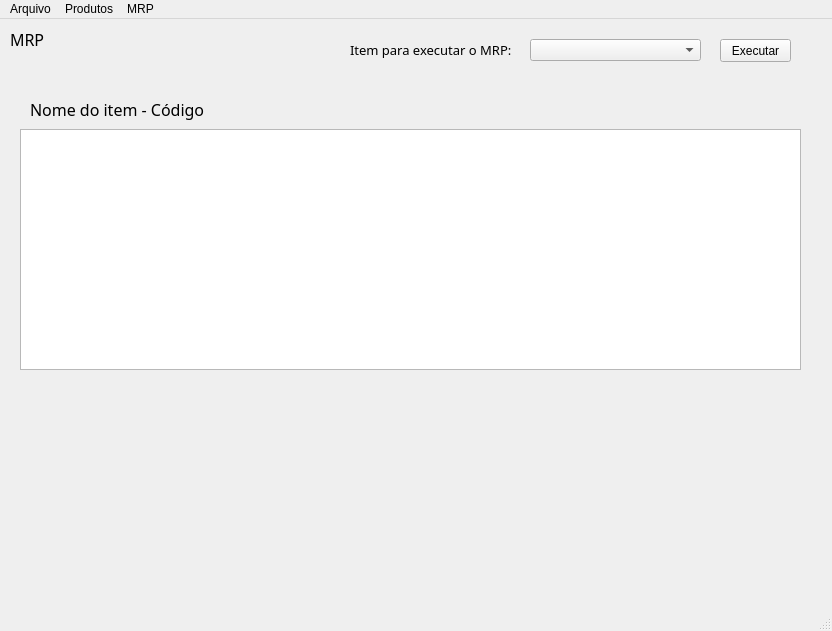
gustavo-moura/MRPSystem, file main.ui: the form before one commit.
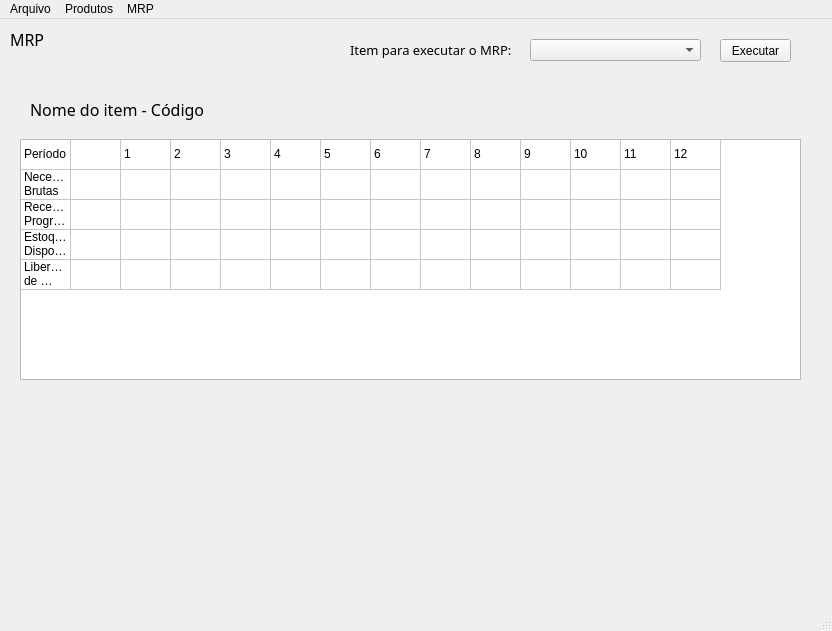
The form after the commit. The open tabs and pages were chosen to show the change.

Diff of the .ui file:
```diff
--- a/main.ui
+++ b/main.ui
@@ -435,11 +435,193 @@
       <property name="geometry">
        <rect>
         <x>20</x>
-        <y>110</y>
+        <y>120</y>
         <width>781</width>
         <height>241</height>
        </rect>
       </property>
+      <property name="rowCount">
+       <number>5</number>
+      </property>
+      <property name="columnCount">
+       <number>14</number>
+      </property>
+      <attribute name="horizontalHeaderVisible">
+       <bool>false</bool>
+      </attribute>
+      <attribute name="horizontalHeaderDefaultSectionSize">
+       <number>50</number>
+      </attribute>
+      <attribute name="verticalHeaderVisible">
+       <bool>false</bool>
+      </attribute>
+      <row/>
+      <row/>
+      <row/>
+      <row/>
+      <row/>
+      <column/>
+      <column/>
+      <column/>
+      <column/>
+      <column/>
+      <column/>
+      <column/>
+      <column/>
+      <column/>
+      <column/>
+      <column/>
+      <column/>
+      <column/>
+      <column/>
+      <item row="0" column="0">
+       <property name="text">
+        <string>Período</string>
+       </property>
+      </item>
+      <item row="0" column="2">
+       <property name="text">
+        <string>1</string>
+       </property>
+      </item>
+      <item row="0" column="3">
+       <property name="text">
+        <string>2</string>
+       </property>
+      </item>
+      <item row="0" column="4">
+       <property name="text">
+        <string>3</string>
+       </property>
+      </item>
+      <item row="0" column="5">
+       <property name="text">
+        <string>4</string>
+       </property>
+      </item>
+      <item row="0" column="6">
+       <property name="text">
+        <string>5</string>
+       </property>
+      </item>
+      <item row="0" column="7">
+       <property name="text">
+        <string>6</string>
+       </property>
+      </item>
+      <item row="0" column="8">
+       <property name="text">
+        <string>7</string>
+       </property>
+      </item>
+      <item row="0" column="9">
+       <property name="text">
+        <string>8</string>
+       </property>
+      </item>
+      <item row="0" column="10">
+       <property name="text">
+        <string>9</string>
+       </property>
+      </item>
+      <item row="0" column="11">
+       <property name="text">
+        <string>10</string>
+       </property>
+      </item>
+      <item row="0" column="12">
+       <property name="text">
+        <string>11</string>
+       </property>
+      </item>
+      <item row="0" column="13">
+       <property name="text">
+        <string>12</string>
+       </property>
+      </item>
+      <item row="1" column="0">
+       <property name="text">
+        <string>Necessidades Brutas</string>
+       </property>
+      </item>
+      <item row="1" column="2">
+       <property name="text">
+        <string/>
+       </property>
+       <property name="flags">
+        <set>ItemIsSelectable|ItemIsEditable|ItemIsDragEnabled|ItemIsUserCheckable|ItemIsEnabled</set>
+       </property>
+      </item>
+      <item row="1" column="3">
+       <property name="flags">
+        <set>ItemIsSelectable|ItemIsEditable|ItemIsDragEnabled|ItemIsUserCheckable|ItemIsEnabled</set>
+       </property>
+      </item>
+      <item row="1" column="4">
+       <property name="flags">
+        <set>ItemIsSelectable|ItemIsEditable|ItemIsDragEnabled|ItemIsUserCheckable|ItemIsEnabled</set>
+       </property>
+      </item>
+      <item row="1" column="5">
+       <property name="flags">
+        <set>ItemIsSelectable|ItemIsEditable|ItemIsDragEnabled|ItemIsUserCheckable|ItemIsEnabled</set>
+       </property>
+      </item>
+      <item row="1" column="6">
+       <property name="flags">
+        <set>ItemIsSelectable|ItemIsEditable|ItemIsDragEnabled|ItemIsUserCheckable|ItemIsEnabled</set>
+       </property>
+      </item>
+      <item row="1" column="7">
+       <property name="flags">
+        <set>ItemIsSelectable|ItemIsEditable|ItemIsDragEnabled|ItemIsUserCheckable|ItemIsEnabled</set>
+       </property>
+      </item>
+      <item row="1" column="8">
+       <property name="flags">
+        <set>ItemIsSelectable|ItemIsEditable|ItemIsDragEnabled|ItemIsUserCheckable|ItemIsEnabled</set>
+       </property>
+      </item>
+      <item row="1" column="9">
+       <property name="flags">
+        <set>ItemIsSelectable|ItemIsEditable|ItemIsDragEnabled|ItemIsUserCheckable|ItemIsEnabled</set>
+       </property>
+      </item>
+      <item row="1" column="10">
+       <property name="flags">
+        <set>ItemIsSelectable|ItemIsEditable|ItemIsDragEnabled|ItemIsUserCheckable|ItemIsEnabled</set>
+       </property>
+      </item>
+      <item row="1" column="11">
+       <property name="flags">
+        <set>ItemIsSelectable|ItemIsEditable|ItemIsDragEnabled|ItemIsUserCheckable|ItemIsEnabled</set>
+       </property>
+      </item>
+      <item row="1" column="12">
+       <property name="flags">
+        <set>ItemIsSelectable|ItemIsEditable|ItemIsDragEnabled|ItemIsUserCheckable|ItemIsEnabled</set>
+       </property>
+      </item>
+      <item row="1" column="13">
+       <property name="flags">
+        <set>ItemIsSelectable|ItemIsEditable|ItemIsDragEnabled|ItemIsUserCheckable|ItemIsEnabled</set>
+       </property>
+      </item>
+      <item row="2" column="0">
+       <property name="text">
+        <string>Recebimento Programado</string>
+       </property>
+      </item>
+      <item row="3" column="0">
+       <property name="text">
+        <string>Estoque Disponível</string>
+       </property>
+      </item>
+      <item row="4" column="0">
+       <property name="text">
+        <string>Liberação de Ordens</string>
+       </property>
+      </item>
      </widget>
      <widget class="QLabel" name="lb_item_MRP">
       <property name="geometry">
```
Left out of the diff: 4 changed lines with no effect on the pictures.
